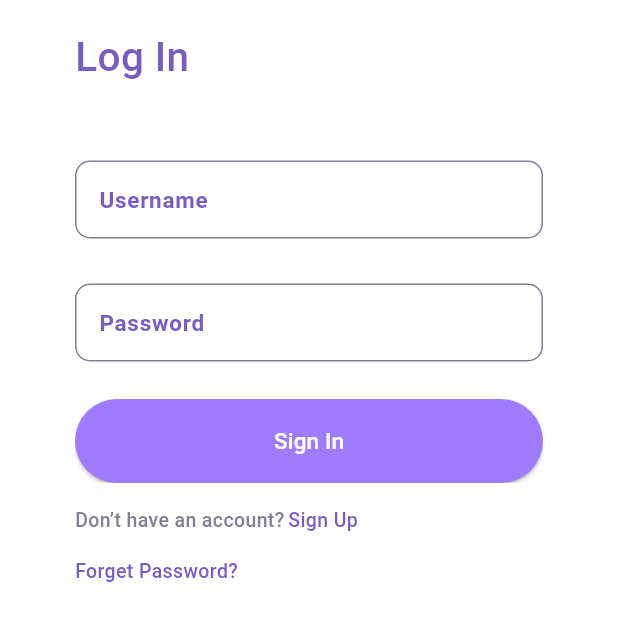
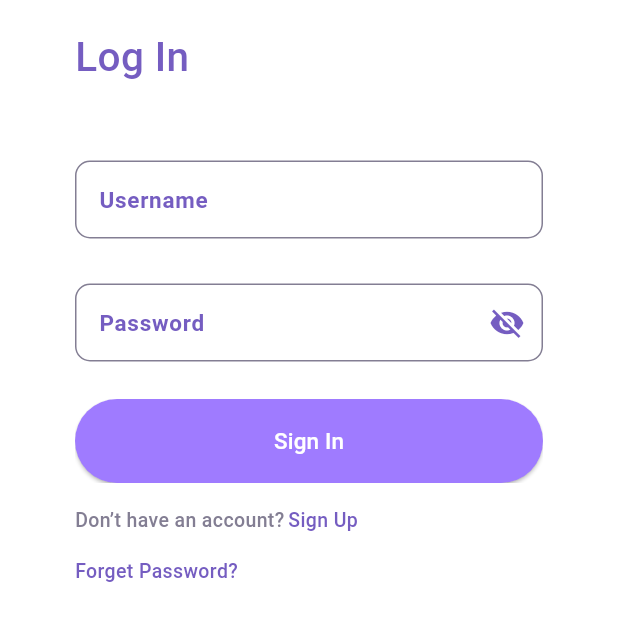
Before and after one commit to cfgcolumbus23/Team-5, a Flutter app: the screen it shows after launch, on a phone screen of 412 x 824 dp, the part 81-722 px from its top. Run offline on Flutter 3.47's test engine with Material 2 defaults, Android fonts, the phone set to English and light mode, and no system bars; our stand-ins replace dio, fl_chart, get; missing offline and left inert: coverflow; Roboto replaces fonts that are missing (Poppins).

Commit message:
added a show/hide password button

```diff
--- a/team_5_app/lib/pages/login.dart
+++ b/team_5_app/lib/pages/login.dart
@@ -2,9 +2,7 @@ import 'package:get/get.dart';
 import 'package:flutter/material.dart';
 import 'package:team_5_app/pages/adminDashboard.dart';
 import 'package:dio/dio.dart';
-
 import 'package:team_5_app/pages/student_dashboard/studentDashboard.dart';
-
 
 class LoginPage extends StatefulWidget {
   const LoginPage({super.key});
@@ -14,16 +12,23 @@ class LoginPage extends StatefulWidget {
 
 class _LoginPageState extends State<LoginPage> {
   final dio = Dio();
+  final TextEditingController _userNameController = TextEditingController();
+  final TextEditingController _passController = TextEditingController();
+
+  bool _isObscured = true;  // Added this line for password visibility control
 
   Future<bool> postLogin(String role) async {
     final response =
         await dio.post('http://localhost:4000/login', data: {'id': role});
-
     return response.data['admin'] as bool;
   }
 
-  final TextEditingController _userNameController = TextEditingController();
-  final TextEditingController _passController = TextEditingController();
+  // Function to toggle the password visibility
+  void _togglePasswordVisibility() {
+    setState(() {
+      _isObscured = !_isObscured;
+    });
+  }
 
   @override
   Widget build(BuildContext context) {
@@ -42,7 +47,8 @@ class _LoginPageState extends State<LoginPage> {
                 fontFamily: 'Poppins',
                 fontWeight: FontWeight.w500,
               ),
-              )),
+            ),
+          ),
           const SizedBox(
             height: 18,
           ),
@@ -101,34 +107,42 @@ class _LoginPageState extends State<LoginPage> {
                 ),
                 TextField(
                   controller: _passController,
-                  obscureText: true,
+                  obscureText: _isObscured,
                   style: const TextStyle(
                     color: Color(0xFF393939),
                     fontSize: 13,
                     fontFamily: 'Poppins',
                     fontWeight: FontWeight.w400,
                   ),
-                  decoration: const InputDecoration(
+                  decoration: InputDecoration(
                     labelText: 'Password',
-                    labelStyle: TextStyle(
+                    labelStyle: const TextStyle(
                       color: Color(0xFF755DC1),
                       fontSize: 15,
                       fontFamily: 'Poppins',
                       fontWeight: FontWeight.w600,
                     ),
-                    enabledBorder: OutlineInputBorder(
+                    enabledBorder: const OutlineInputBorder(
                       borderRadius: BorderRadius.all(Radius.circular(10)),
                       borderSide: BorderSide(
                         width: 1,
                         color: Color(0xFF837E93),
                       ),
                     ),
-                    focusedBorder: OutlineInputBorder(
+                    focusedBorder: const OutlineInputBorder(
                       borderRadius: BorderRadius.all(Radius.circular(10)),
                       borderSide: BorderSide(
                         width: 1,
                         color: Color(0xFF9F7BFF),
                       ),
+                    ),
+                    // Added suffix icon to show/hide password
+                    suffixIcon: IconButton(
+                      icon: Icon(
+                        _isObscured ? Icons.visibility_off : Icons.visibility,
+                        color: Color(0xFF755DC1),
+                      ),
+                      onPressed: _togglePasswordVisibility,
                     ),
                   ),
                 ),
```
Lines whose indentation alone changed are shown as unchanged.
